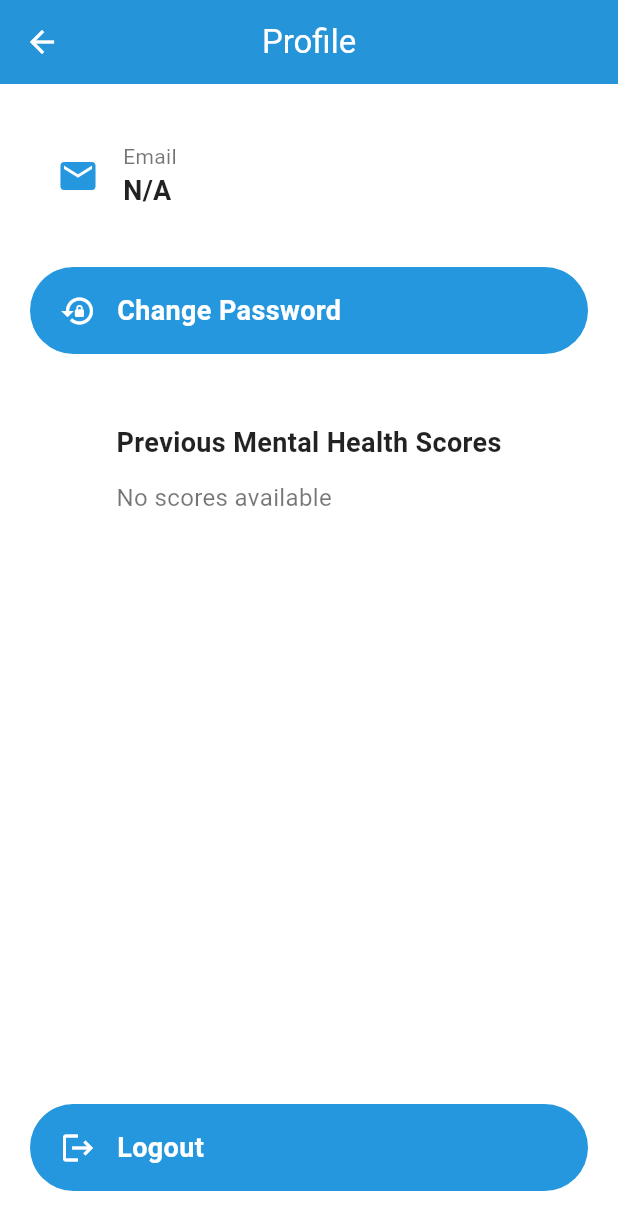
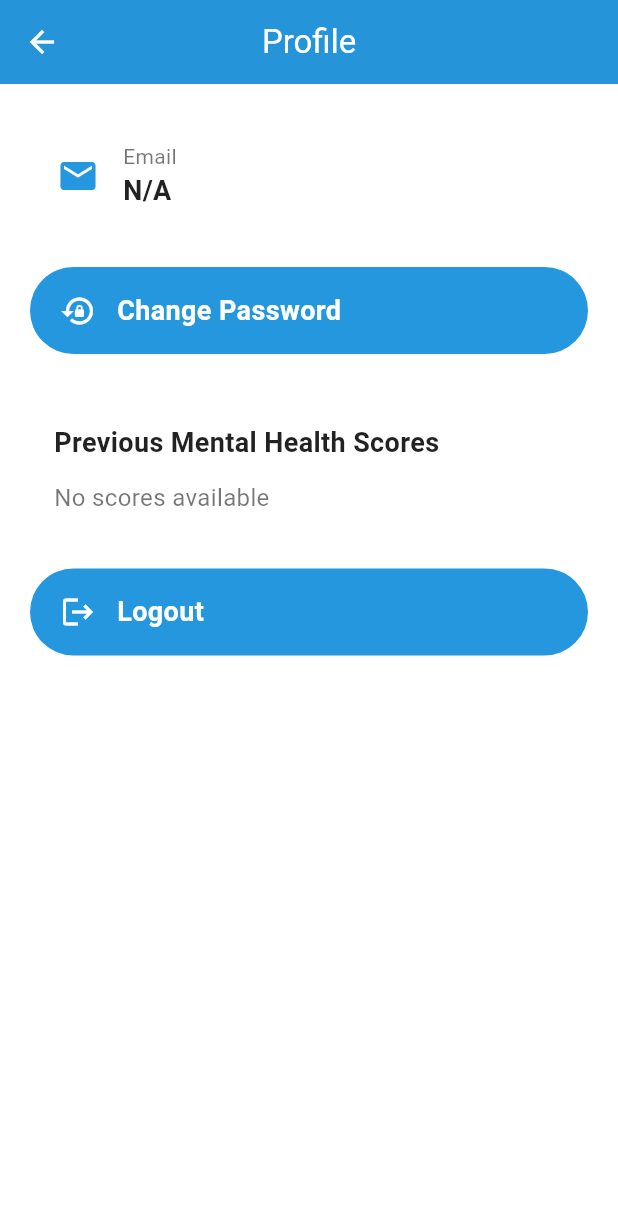
Before and after one commit to Jahnavibs03/geriatric_diet_recommendation, a Flutter app: the ProfilePage screen opened by its route, on a phone screen of 412 x 824 dp. Shown: the top 1230 px of the screen. Run offline on Flutter 3.47's test engine with Material 3 defaults, Android fonts, the phone set to English and light mode, and no system bars; our stand-ins replace hive, hive_flutter; accounts and stored records are empty.

```diff
--- a/lib/profile_page.dart
+++ b/lib/profile_page.dart
@@ -45,9 +45,11 @@ class _ProfilePageState extends State<ProfilePage> {
         centerTitle: true,
         elevation: 2,
       ),
-      body: Padding(
+      body: SafeArea(
+        child: SingleChildScrollView(
           padding: const EdgeInsets.all(20.0),
           child: Column(
+            crossAxisAlignment: CrossAxisAlignment.start,
             children: [
               _buildProfileCard(Icons.email, 'Email', email),
               const SizedBox(height: 20),
@@ -63,7 +65,7 @@ class _ProfilePageState extends State<ProfilePage> {
               if (showChangePassword) _buildPasswordForm(),
               const SizedBox(height: 20),
               _buildScoreSection(scores),
-            const Spacer(),
+              const SizedBox(height: 20),
               _buildActionButton(
                 icon: Icons.logout,
                 label: 'Logout',
@@ -74,6 +76,8 @@ class _ProfilePageState extends State<ProfilePage> {
             ],
           ),
         ),
+      ),
+
     );
   }
 
```
Also changed, not shown: 17 other files. Lines whose indentation alone changed are shown as unchanged.
